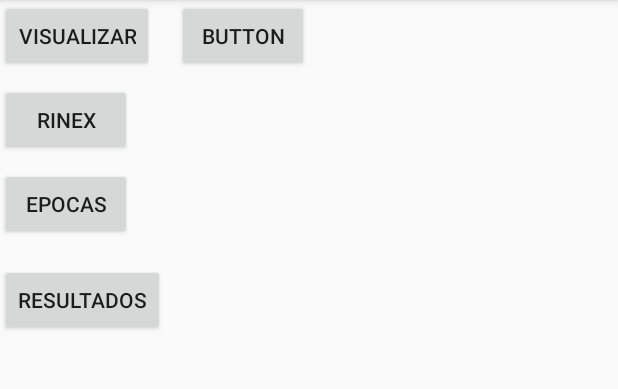
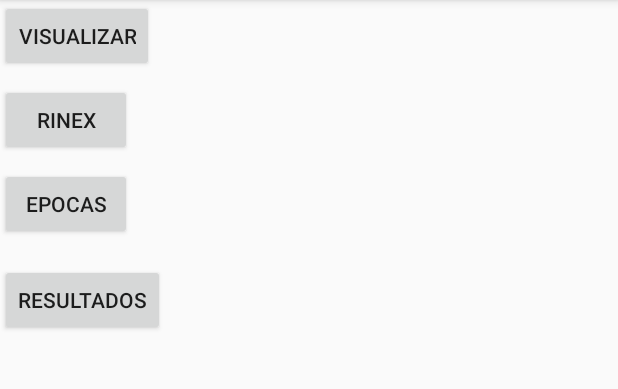
Before and after one commit to RogerioDoCarmo/GNSS_MobileCalculator, an Android app: the screen it shows after launch (MainActivity), after a tap on "RESULTADOS", on a phone screen of 412 x 824 dp, the part 84-473 px from its top. Run offline under Robolectric (Android 15) with nearby library versions, the phone set to English and light mode, and no system bars; libraries missing offline, so code that uses them is left out: org.apache.commons; 1 statement that could not run was skipped.

Commit message:
Intervalo Maps OK. Acrescentado erro do relógio em metros no arquivo de resultados. TODO: Validar resultados de precisão estatística

```diff
--- a/app/src/main/java/Codigos/ProcessamentoPPS.java
+++ b/app/src/main/java/Codigos/ProcessamentoPPS.java
@@ -676,7 +676,7 @@ public class ProcessamentoPPS {
 
     public static String[] getListaResultados(){
         ArrayList<String> lista = new ArrayList<>();
-        lista.add("# Epoca (GPS time); N_epoca; X(m); Y(m); Z(m); Dtr(s); SigmaX(m); SigmaY(m); SigmaZ(m); SigmaDtr(s); Qtde_Sat \n");
+        lista.add("# Epoca (GPS time); N_epoca; X(m); Y(m); Z(m); Dtr(s); SigmaX(m); SigmaY(m); SigmaZ(m); SigmaDtr(s); Qtde_Sat; Dtr(m);\n");
         for (int i = 0; i < listaResultados.size(); i++){
             lista.add(listaResultados.get(i).toString() + "\n");
         }
@@ -766,7 +766,7 @@ public class ProcessamentoPPS {
     }
 
     public static void processar_todas_epocas(){
-        Log.i("RESULTADO_HEADER","# Epoca (GPS time); N_epoca; X(m); Y(m); Z(m); Dtr(s); SigmaX(m); SigmaY(m); SigmaZ(m); SigmaDtr(s); Qtde_Sat");
+        Log.i("RESULTADO_HEADER","# Epoca (GPS time); N_epoca; X(m); Y(m); Z(m); Dtr(s); SigmaX(m); SigmaY(m); SigmaZ(m); SigmaDtr(s); Qtde_Sat; Dtr(m);");
         for (int i = 0; i < listaEpocas.size(); i++) {
             processar_epoca(i);
         }
--- a/app/src/main/res/layout/activity_main.xml
+++ b/app/src/main/res/layout/activity_main.xml
@@ -43,13 +43,4 @@
         app:layout_constraintTop_toBottomOf="@+id/btnEpocas"
         tools:layout_editor_absoluteX="136dp" />
 
-    <Button
-        android:id="@+id/intervalo"
-        android:layout_width="wrap_content"
-        android:layout_height="wrap_content"
-        android:layout_marginStart="8dp"
-        android:text="Button"
-        app:layout_constraintStart_toEndOf="@+id/btnResultados"
-        tools:layout_editor_absoluteY="417dp" />
-
 </android.support.constraint.ConstraintLayout>
--- a/app/src/main/res/layout/dialog_interval.xml
+++ b/app/src/main/res/layout/dialog_interval.xml
@@ -11,7 +11,7 @@
         android:layout_width="fill_parent"
         android:layout_height="wrap_content"
         android:gravity="top"
-        android:hint="ID da 1a epoca"
+        android:hint="Nº da primeira época"
         android:inputType="number"
         android:scrollbars="vertical" />
 
@@ -20,7 +20,7 @@
         android:layout_width="fill_parent"
         android:layout_height="wrap_content"
         android:gravity="top"
-        android:hint="ID da ultima epoca"
+        android:hint="Nº da última época"
         android:inputType="number"
         android:scrollbars="vertical" />
 
```
Also changed, not shown: app/src/main/java/Codigos/ResultEpch.java (+17 -2 lines), app/src/main/java/com/rogeriocarmo/gnss_mobilecalculator/MainActivity.java (+12 -63 lines), app/src/main/java/com/rogeriocarmo/gnss_mobilecalculator/Resultado.java (+69 -14 lines).
